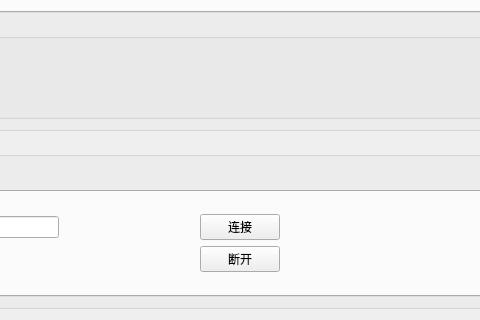
SA-Dynamics/Outsourcing, file FlexControlSystem/FlexControlSystem/controlwidget.ui: the form before one commit; both pictures show x 131 to 611 and y 480 to 800 of the 1200 by 800 pixel window.
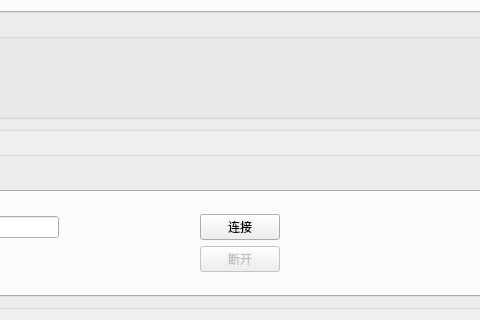
The form after the commit.

What changed in the file:
```diff
--- a/FlexControlSystem/FlexControlSystem/controlwidget.ui
+++ b/FlexControlSystem/FlexControlSystem/controlwidget.ui
@@ -93,6 +93,9 @@
                 </item>
                 <item row="1" column="3">
                  <widget class="QPushButton" name="pbTCPDisconnect">
+                  <property name="enabled">
+                   <bool>false</bool>
+                  </property>
                   <property name="text">
                    <string>断开</string>
                   </property>
```
Left out of the diff: 3 changed lines with no effect on the pictures.
